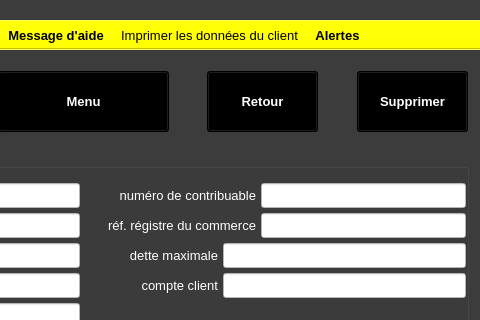
xnoumbissinoundou/yeroth-erp-3.0, file ui/yeroth-erp-clients-detail-window.ui: the form before one commit; both pictures show x 320 to 800 and y 0 to 320 of the 800 by 600 pixel window.
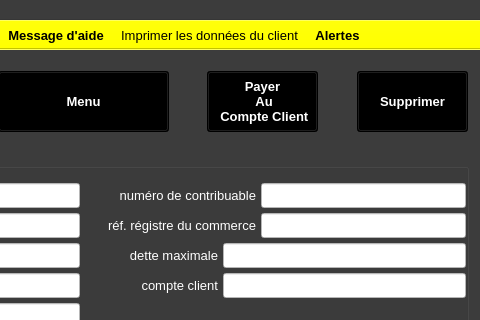
The form after the commit. Icons and pictures are not drawn. Custom widgets are drawn as their Qt base class.

The edit to the form file:
```diff
--- a/ui/yeroth-erp-clients-detail-window.ui
+++ b/ui/yeroth-erp-clients-detail-window.ui
@@ -10997,7 +10997,9 @@
      </font>
     </property>
     <property name="text">
-     <string>Retour</string>
+     <string>Payer 
+ Au 
+ Compte Client</string>
     </property>
     <property name="autoDefault">
      <bool>false</bool>
```
Left out of the diff: 4 changed lines with no effect on the pictures.
